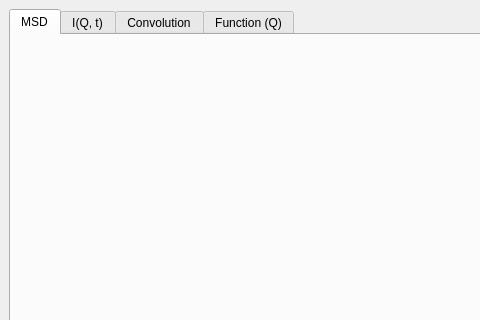
This is qt/scientific_interfaces/Inelastic/QENSFitting/QENSFitting.ui in mantidproject/mantid as Qt 5 draws it before an edit; both pictures show x 0 to 480 and y 0 to 320 of the 1100 by 1027 pixel window. The edited form follows.
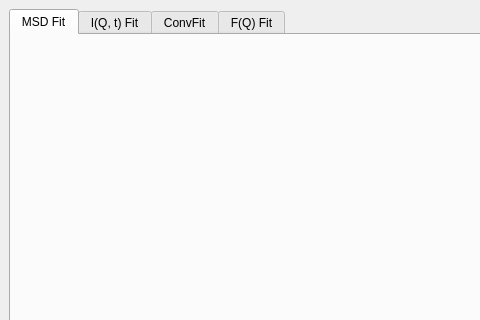
This is the edited form.

Patch:
```diff
--- a/qt/scientific_interfaces/Inelastic/QENSFitting/QENSFitting.ui
+++ b/qt/scientific_interfaces/Inelastic/QENSFitting/QENSFitting.ui
@@ -61,7 +61,7 @@
       </property>
       <widget class="QWidget" name="tabMSD">
        <attribute name="title">
-        <string>MSD</string>
+        <string>MSD Fit</string>
        </attribute>
        <attribute name="toolTip">
         <string>&lt;html&gt;&lt;head/&gt;&lt;body&gt;&lt;p&gt;&lt;span style=&quot; font-weight:600;&quot;&gt;MSD: &lt;/span&gt;&lt;span style=&quot; font-style:italic;&quot;&gt;Mean Square Displacements for different fit models.&lt;/span&gt;&lt;/p&gt;&lt;/body&gt;&lt;/html&gt;</string>
@@ -69,7 +69,7 @@
       </widget>
       <widget class="QWidget" name="tabIqt">
        <attribute name="title">
-        <string>I(Q, t)</string>
+        <string>I(Q, t) Fit</string>
        </attribute>
        <attribute name="toolTip">
         <string>&lt;html&gt;&lt;head/&gt;&lt;body&gt;&lt;p&gt;&lt;span style=&quot; font-weight:600;&quot;&gt;I(Q,t): &lt;/span&gt;&lt;span style=&quot; font-style:italic;&quot;&gt;Fit exponentials, stretch exponentials and TeixeiraWater model to I(Q,t) curves.&lt;/span&gt;&lt;/p&gt;&lt;/body&gt;&lt;/html&gt;</string>
@@ -77,7 +77,7 @@
       </widget>
       <widget class="QWidget" name="tabConvolution">
        <attribute name="title">
-        <string>Convolution</string>
+        <string>ConvFit</string>
        </attribute>
        <attribute name="toolTip">
         <string>&lt;html&gt;&lt;head/&gt;&lt;body&gt;&lt;p&gt;&lt;span style=&quot; font-weight:600;&quot;&gt;Convolution: &lt;/span&gt;&lt;span style=&quot; font-style:italic;&quot;&gt;Fit models (typically lorentzians) based on the convolution of S(Q,w) and R(Q,w) curves, requires resolution file.&lt;/span&gt;&lt;/p&gt;&lt;/body&gt;&lt;/html&gt;</string>
@@ -85,10 +85,7 @@
       </widget>
       <widget class="QWidget" name="tabFunctionQ">
        <attribute name="title">
-        <string>Function (Q)</string>
-       </attribute>
-       <attribute name="toolTip">
-        <string>&lt;html&gt;&lt;head/&gt;&lt;body&gt;&lt;p&gt;&lt;span style=&quot; font-weight:600;&quot;&gt;Function(Q): &lt;/span&gt;&lt;span style=&quot; font-style:italic;&quot;&gt;Fits the FWHM or the EISF vs. Q resulting from convolution fitting analysis to different diffusion models.&lt;/span&gt;&lt;/p&gt;&lt;/body&gt;&lt;/html&gt;</string>
+        <string>F(Q) Fit</string>
        </attribute>
       </widget>
      </widget>
```
Left out of the diff: 18 changed lines with no effect on the pictures.
